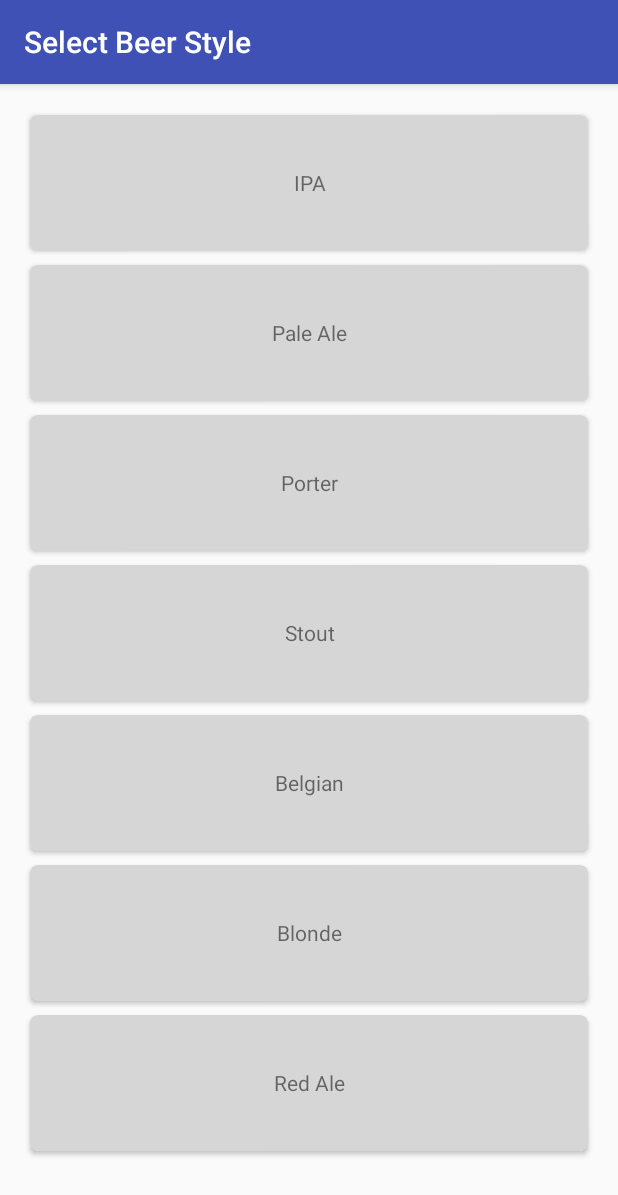
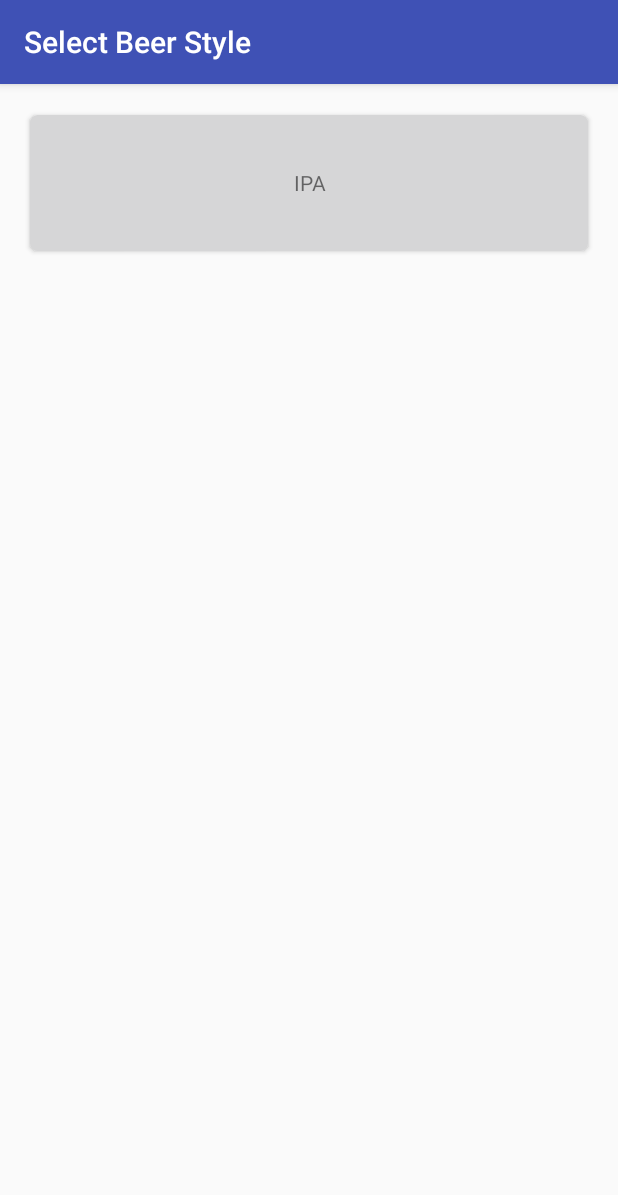
Before and after one commit to shaberd/MaterialOne, an Android app: the MotionActivityFragment screen opened directly, with no data from a screen before it, on a phone screen of 412 x 824 dp. Shown: the top 1195 px of the screen. Run offline under Robolectric (Android 15) with nearby library versions, the light colour scheme and no system bars; our stand-ins replace ButterKnife.

Commit message:
removing click and motion code

```diff
--- a/MaterialOne/mobile/src/main/java/com/hp/design/material/materialone/ui/MotionActivityFragment.java
+++ b/MaterialOne/mobile/src/main/java/com/hp/design/material/materialone/ui/MotionActivityFragment.java
@@ -14,15 +14,13 @@ import android.widget.TextView;
 
 import com.hp.design.material.materialone.R;
 
+import java.lang.reflect.Array;
 import java.util.ArrayList;
 import java.util.List;
 
 import butterknife.Bind;
 import butterknife.ButterKnife;
 
-/**
- * A placeholder fragment containing a simple view.
- */
 public class MotionActivityFragment extends Fragment {
 
     @Bind(R.id.the_recycler_view)
@@ -50,12 +48,7 @@ public class MotionActivityFragment extends Fragment {
     private List<String> initData(){
         List<String> data = new ArrayList<>();
         data.add("IPA");
-        data.add("Pale Ale");
-        data.add("Porter");
-        data.add("Stout");
-        data.add("Belgian");
-        data.add("Blonde");
-        data.add("Red Ale");
+        //TODO: moar data
         return data;
     }
 
@@ -84,26 +77,13 @@ public class MotionActivityFragment extends Fragment {
         }
 
         public class ViewHolder extends RecyclerView.ViewHolder{
+            @Bind(R.id.text_view_motion_card)
             public TextView mTextView;
-            public CardView mCardView;
-            private LinearLayout mClickTarget;
+            //TODO: get the cardview and clicktarget linearlayout
             public ViewHolder(View v){
                 super(v);
-                mCardView = (CardView) v.findViewById(R.id.card_view);
-                mClickTarget = (LinearLayout)v.findViewById(R.id.click_target);
-                mClickTarget.setOnClickListener(new View.OnClickListener() {
-                    @Override
-                    public void onClick(View v) {
-                        mCardView.setCardElevation(mCardView.getCardElevation()+5);
-                    }
-                });
-                mClickTarget.setOnLongClickListener(new View.OnLongClickListener() {
-                    @Override
-                    public boolean onLongClick(View v) {
-                        mCardView.setCardElevation(0);
-                        return true;
-                    }
-                });
+                ButterKnife.bind(ViewHolder.this, v);
+                //TODO: set click listeners, increment setCardView elevation
                 mTextView = (TextView) v.findViewById(R.id.text_view_motion_card);
             }
         }
--- a/MaterialOne/mobile/src/main/res/layout/card_view_motion.xml
+++ b/MaterialOne/mobile/src/main/res/layout/card_view_motion.xml
@@ -15,7 +15,6 @@
         android:id="@+id/click_target"
         android:layout_width="match_parent"
         android:layout_height="match_parent"
-        android:background="?android:attr/selectableItemBackground"
         android:clickable="true"
         android:layout_gravity="center"
         android:orientation="vertical">
```
